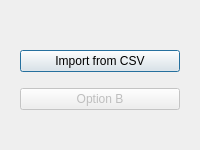
dzhi/school-regression-analysis, file selectdatasource.ui: the form before one commit.
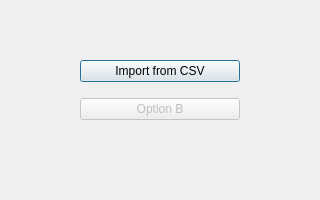
The form after the commit.

```diff
--- a/selectdatasource.ui
+++ b/selectdatasource.ui
@@ -6,8 +6,8 @@
    <rect>
     <x>0</x>
     <y>0</y>
-    <width>200</width>
-    <height>150</height>
+    <width>320</width>
+    <height>200</height>
    </rect>
   </property>
   <property name="sizePolicy">
@@ -24,8 +24,8 @@
   </property>
   <property name="maximumSize">
    <size>
-    <width>200</width>
-    <height>150</height>
+    <width>320</width>
+    <height>200</height>
    </size>
   </property>
   <property name="windowTitle">
@@ -34,8 +34,8 @@
   <widget class="QWidget" name="verticalLayoutWidget">
    <property name="geometry">
     <rect>
-     <x>20</x>
-     <y>40</y>
+     <x>80</x>
+     <y>50</y>
      <width>160</width>
      <height>80</height>
     </rect>
```
